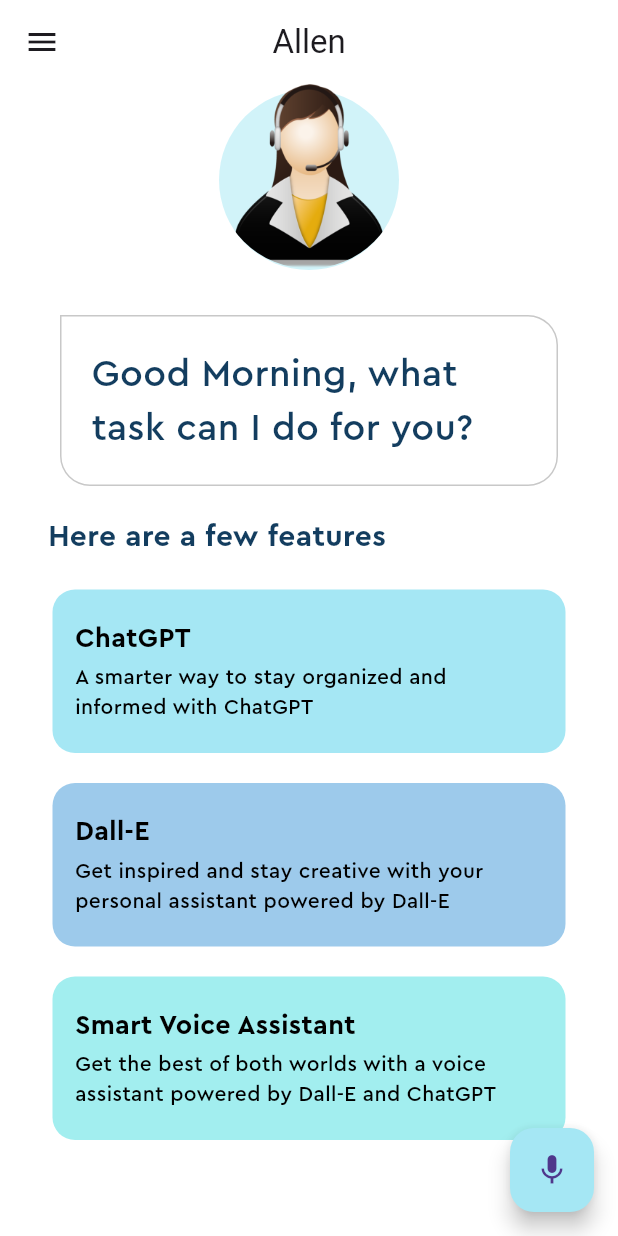
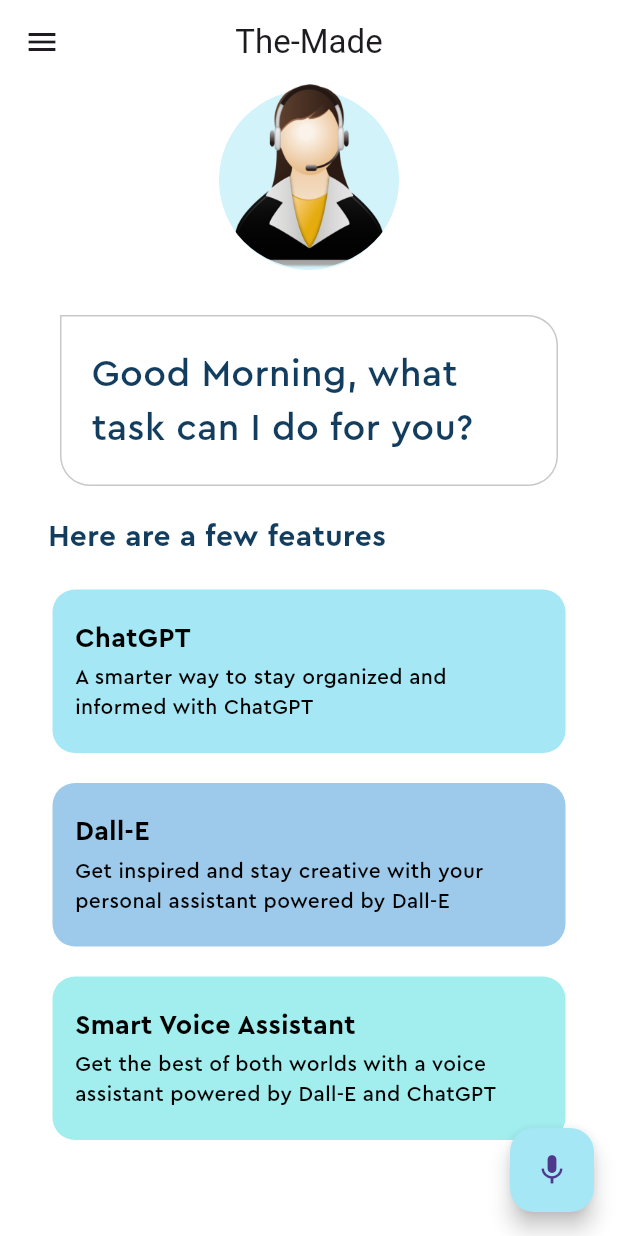
Before and after one commit to abwmcoders/Voice-Assistance, a Flutter app: the screen it shows after launch, on a phone screen of 412 x 824 dp. Run offline on Flutter 3.47's test engine with Material 2 defaults, Android fonts, the phone set to English and light mode, and no system bars; our stand-ins replace animate_do, flutter_tts, speech_to_text.

Commit message:
ref: voice assisatnce

```diff
--- a/lib/home_page.dart
+++ b/lib/home_page.dart
@@ -74,7 +74,7 @@ class _HomePageState extends State<HomePage> {
     return Scaffold(
       appBar: AppBar(
         title: BounceInDown(
-          child: const Text('Allen'),
+          child: const Text('The-Made'),
         ),
         leading: const Icon(Icons.menu),
         centerTitle: true,
```
